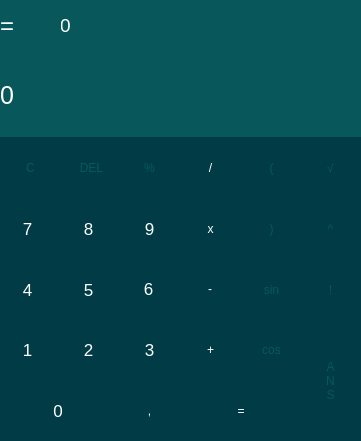
The window that src/RebusCalc/rebuscalc-0.0.1/src/mainwindow.ui (adosix/IVS-project) describes before a commit, drawn with Qt 5.
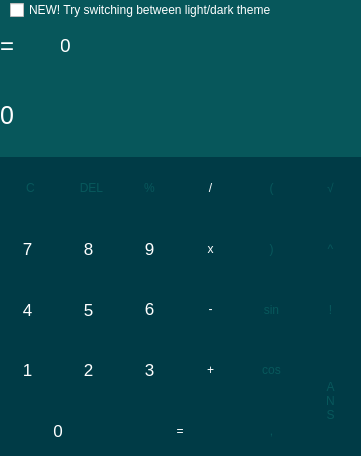
The same window after the commit.

Commit message: Adding light/dark theme alternatives to calculator

```diff
--- a/src/RebusCalc/rebuscalc-0.0.1/src/mainwindow.ui
+++ b/src/RebusCalc/rebuscalc-0.0.1/src/mainwindow.ui
@@ -7,7 +7,7 @@
     <x>0</x>
     <y>0</y>
     <width>361</width>
-    <height>441</height>
+    <height>456</height>
    </rect>
   </property>
   <property name="windowTitle">
@@ -18,7 +18,7 @@
     <property name="geometry">
      <rect>
       <x>0</x>
-      <y>50</y>
+      <y>70</y>
       <width>361</width>
       <height>91</height>
      </rect>
@@ -31,11 +31,23 @@
     <property name="styleSheet">
      <string notr="true">QLabel {
   qproperty-alignment: 'AlignVCenter | AlignRight';
+  border: none;
 background-color: #07575b;
 color:white;
 }
 
-</string>
+QLabel[light_theme=true] {
+  qproperty-alignment: 'AlignVCenter | AlignRight';
+background-color: white;
+color:#07575b;
+}
+
+QLabel[light_theme=false] {
+  qproperty-alignment: 'AlignVCenter | AlignRight';
+  border: none;
+background-color: #07575b;
+color:white;
+}</string>
     </property>
     <property name="text">
      <string>0</string>
@@ -48,7 +60,7 @@
     <property name="geometry">
      <rect>
       <x>0</x>
-      <y>137</y>
+      <y>157</y>
       <width>61</width>
       <height>61</height>
      </rect>
@@ -76,7 +88,7 @@
     <property name="geometry">
      <rect>
       <x>241</x>
-      <y>319</y>
+      <y>339</y>
       <width>61</width>
       <height>61</height>
      </rect>
@@ -104,7 +116,7 @@
     <property name="geometry">
      <rect>
       <x>119</x>
-      <y>137</y>
+      <y>157</y>
       <width>61</width>
       <height>61</height>
      </rect>
@@ -132,7 +144,7 @@
     <property name="geometry">
      <rect>
       <x>180</x>
-      <y>137</y>
+      <y>157</y>
       <width>61</width>
       <height>61</height>
      </rect>
@@ -161,7 +173,7 @@
     <property name="geometry">
      <rect>
       <x>-3</x>
-      <y>198</y>
+      <y>218</y>
       <width>61</width>
       <height>61</height>
      </rect>
@@ -195,7 +207,7 @@
     <property name="geometry">
      <rect>
       <x>58</x>
-      <y>198</y>
+      <y>218</y>
       <width>61</width>
       <height>61</height>
      </rect>
@@ -229,7 +241,7 @@
     <property name="geometry">
      <rect>
       <x>119</x>
-      <y>198</y>
+      <y>218</y>
       <width>61</width>
       <height>61</height>
      </rect>
@@ -263,7 +275,7 @@
     <property name="geometry">
      <rect>
       <x>180</x>
-      <y>198</y>
+      <y>218</y>
       <width>61</width>
       <height>61</height>
      </rect>
@@ -292,7 +304,7 @@
     <property name="geometry">
      <rect>
       <x>-3</x>
-      <y>259</y>
+      <y>279</y>
       <width>61</width>
       <height>61</height>
      </rect>
@@ -326,7 +338,7 @@
     <property name="geometry">
      <rect>
       <x>58</x>
-      <y>259</y>
+      <y>279</y>
       <width>61</width>
       <height>61</height>
      </rect>
@@ -359,8 +371,8 @@
    <widget class="QPushButton" name="pushButton_6">
     <property name="geometry">
      <rect>
-      <x>118</x>
-      <y>258</y>
+      <x>119</x>
+      <y>278</y>
       <width>61</width>
       <height>61</height>
      </rect>
@@ -393,9 +405,9 @@
    <widget class="QPushButton" name="pushButton_minus">
     <property name="geometry">
      <rect>
-      <x>179</x>
-      <y>258</y>
-      <width>62</width>
+      <x>180</x>
+      <y>278</y>
+      <width>61</width>
       <height>61</height>
      </rect>
     </property>
@@ -423,7 +435,7 @@
     <property name="geometry">
      <rect>
       <x>-3</x>
-      <y>319</y>
+      <y>339</y>
       <width>61</width>
       <height>61</height>
      </rect>
@@ -457,7 +469,7 @@
     <property name="geometry">
      <rect>
       <x>58</x>
-      <y>319</y>
+      <y>339</y>
       <width>61</width>
       <height>61</height>
      </rect>
@@ -491,7 +503,7 @@
     <property name="geometry">
      <rect>
       <x>119</x>
-      <y>319</y>
+      <y>339</y>
       <width>61</width>
       <height>61</height>
      </rect>
@@ -525,7 +537,7 @@
     <property name="geometry">
      <rect>
       <x>180</x>
-      <y>319</y>
+      <y>339</y>
       <width>61</width>
       <height>61</height>
      </rect>
@@ -554,7 +566,7 @@
     <property name="geometry">
      <rect>
       <x>-3</x>
-      <y>380</y>
+      <y>400</y>
       <width>122</width>
       <height>61</height>
      </rect>
@@ -587,8 +599,8 @@
    <widget class="QPushButton" name="pushButton_comma">
     <property name="geometry">
      <rect>
-      <x>119</x>
-      <y>380</y>
+      <x>241</x>
+      <y>400</y>
       <width>61</width>
       <height>61</height>
      </rect>
@@ -600,7 +612,19 @@
      <string notr="true">QPushButton {
    border: 0px solid gray;
 	background-color: #003B46;
-	color: white;
+	color: #07575b;
+}
+
+QPushButton[light_theme=true] {
+   border: 0px solid gray;
+	background-color: white;
+	color: #07575b;
+}
+
+QPushButton[light_theme=false] {
+   border: 0px solid gray;
+	background-color: #003B46;
+	color: #07575b;
 }
 
 QPushButton:pressed {
@@ -616,8 +640,8 @@
    <widget class="QPushButton" name="pushButton_equals">
     <property name="geometry">
      <rect>
-      <x>180</x>
-      <y>380</y>
+      <x>119</x>
+      <y>400</y>
       <width>122</width>
       <height>61</height>
      </rect>
@@ -646,7 +670,7 @@
     <property name="geometry">
      <rect>
       <x>60</x>
-      <y>0</y>
+      <y>20</y>
       <width>301</width>
       <height>51</height>
      </rect>
@@ -674,7 +698,7 @@
     <property name="geometry">
      <rect>
       <x>0</x>
-      <y>0</y>
+      <y>20</y>
       <width>61</width>
       <height>51</height>
      </rect>
@@ -700,7 +724,7 @@
     <property name="geometry">
      <rect>
       <x>241</x>
-      <y>137</y>
+      <y>157</y>
       <width>61</width>
       <height>61</height>
      </rect>
@@ -728,7 +752,7 @@
     <property name="geometry">
      <rect>
       <x>241</x>
-      <y>198</y>
+      <y>218</y>
       <width>61</width>
       <height>61</height>
      </rect>
@@ -756,7 +780,7 @@
     <property name="geometry">
      <rect>
       <x>300</x>
-      <y>259</y>
+      <y>279</y>
       <width>61</width>
       <height>61</height>
      </rect>
@@ -784,7 +808,7 @@
     <property name="geometry">
      <rect>
       <x>241</x>
-      <y>259</y>
+      <y>279</y>
       <width>61</width>
       <height>61</height>
      </rect>
@@ -812,7 +836,7 @@
     <property name="geometry">
      <rect>
       <x>300</x>
-      <y>137</y>
+      <y>157</y>
       <width>61</width>
       <height>61</height>
      </rect>
@@ -840,7 +864,7 @@
     <property name="geometry">
      <rect>
       <x>300</x>
-      <y>198</y>
+      <y>218</y>
       <width>61</width>
       <height>61</height>
      </rect>
@@ -868,7 +892,7 @@
     <property name="geometry">
      <rect>
       <x>61</x>
-      <y>137</y>
+      <y>157</y>
       <width>61</width>
       <height>61</height>
      </rect>
@@ -896,7 +920,7 @@
     <property name="geometry">
      <rect>
       <x>300</x>
-      <y>320</y>
+      <y>340</y>
       <width>61</width>
       <height>121</height>
      </rect>
@@ -922,6 +946,94 @@
 S</string>
     </property>
    </widget>
+   <widget class="QCheckBox" name="checkBox">
+    <property name="geometry">
+     <rect>
+      <x>10</x>
+      <y>0</y>
+      <width>341</width>
+      <height>20</height>
+     </rect>
+    </property>
+    <property name="autoFillBackground">
+     <bool>false</bool>
+    </property>
+    <property name="styleSheet">
+     <string notr="true">color:white;</string>
+    </property>
+    <property name="text">
+     <string>NEW! Try switching between light/dark theme</string>
+    </property>
+    <property name="tristate">
+     <bool>false</bool>
+    </property>
+   </widget>
+   <widget class="QLabel" name="label">
+    <property name="geometry">
+     <rect>
+      <x>0</x>
+      <y>0</y>
+      <width>361</width>
+      <height>20</height>
+     </rect>
+    </property>
+    <property name="styleSheet">
+     <string notr="true">QLabel {
+  qproperty-alignment: 'AlignVCenter | AlignRight';
+  border: none;
+background-color: #07575b;
+color:white;
+}
+
+QLabel[light_theme=true] {
+  qproperty-alignment: 'AlignVCenter | AlignRight';
+background-color: white;
+color:#07575b;
+}
+
+QLabel[light_theme=false] {
+  qproperty-alignment: 'AlignVCenter | AlignRight';
+  border: none;
+background-color: #07575b;
+color:white;
+}</string>
+    </property>
+    <property name="text">
+     <string/>
+    </property>
+   </widget>
+   <zorder>label</zorder>
+   <zorder>temp_text</zorder>
+   <zorder>pushButton_C</zorder>
+   <zorder>pushButton_cos</zorder>
+   <zorder>pushButton_mod</zorder>
+   <zorder>pushButton_div</zorder>
+   <zorder>pushButton_7</zorder>
+   <zorder>pushButton_8</zorder>
+   <zorder>pushButton_9</zorder>
+   <zorder>pushButton_mul</zorder>
+   <zorder>pushButton_4</zorder>
+   <zorder>pushButton_5</zorder>
+   <zorder>pushButton_6</zorder>
+   <zorder>pushButton_minus</zorder>
+   <zorder>pushButton_1</zorder>
+   <zorder>pushButton_2</zorder>
+   <zorder>pushButton_3</zorder>
+   <zorder>pushButton_plus</zorder>
+   <zorder>pushButton_0</zorder>
+   <zorder>pushButton_comma</zorder>
+   <zorder>pushButton_equals</zorder>
+   <zorder>result</zorder>
+   <zorder>eq</zorder>
+   <zorder>pushButton_br_left</zorder>
+   <zorder>pushButton_br_right</zorder>
+   <zorder>pushButton_fact</zorder>
+   <zorder>pushButton_sin</zorder>
+   <zorder>pushButton_sqrt</zorder>
+   <zorder>pushButton_pow</zorder>
+   <zorder>pushButton_del</zorder>
+   <zorder>pushButton_ans</zorder>
+   <zorder>checkBox</zorder>
   </widget>
  </widget>
  <layoutdefault spacing="6" margin="11"/>
```
Left out of the diff: 329 changed lines with no effect on the pictures. The commit also changes 2 other files.
